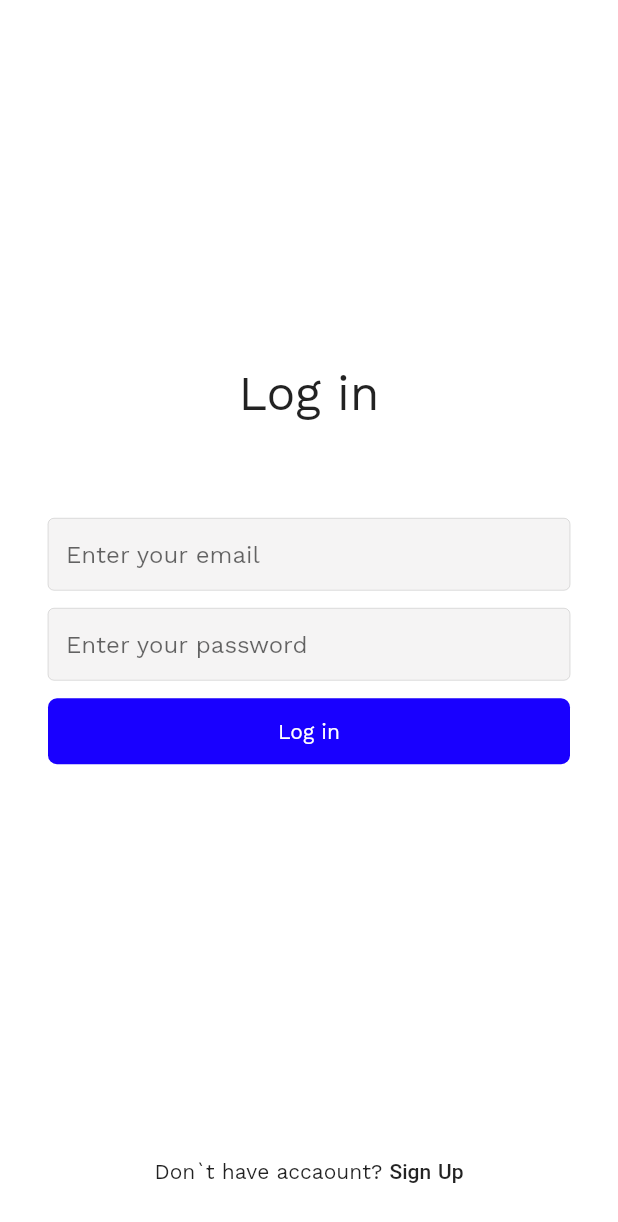
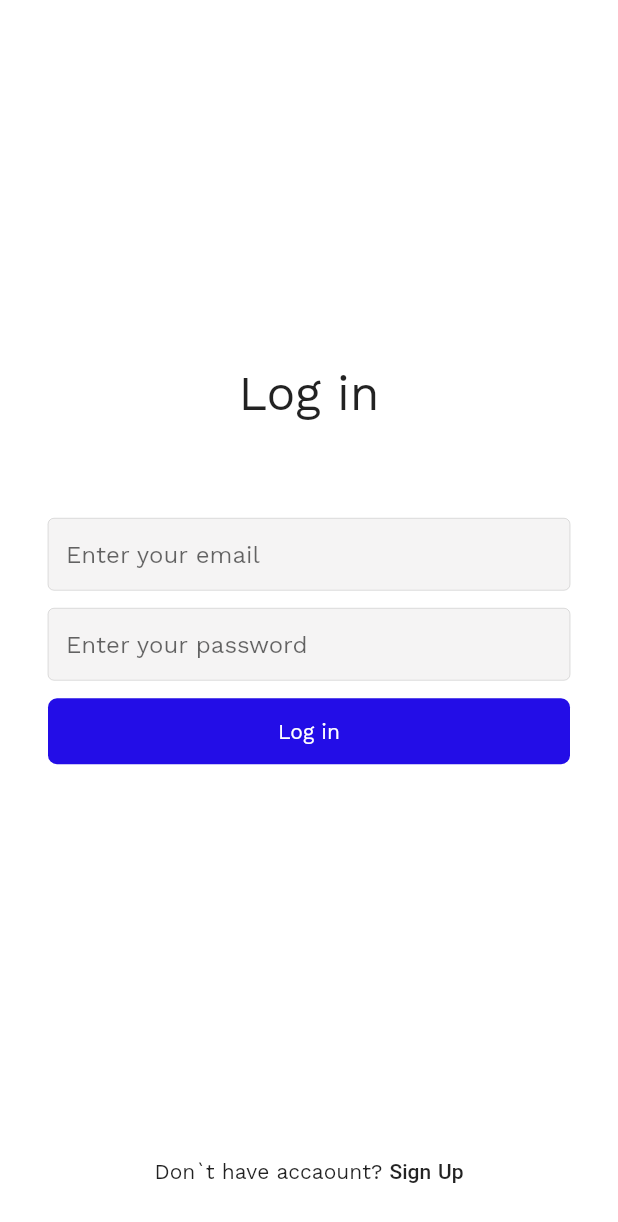
Before and after one commit to St1chaKooky/firebase_auth, a Flutter app: the screen it shows after launch, on a phone screen of 412 x 824 dp. Shown: the top 1222 px of the screen. Run offline on Flutter 3.47's test engine with Material 2 defaults, Android fonts, the phone set to English and light mode, and no system bars; our stand-ins replace cloud_firestore, firebase_auth, firebase_core, firebase_storage, google_fonts, image_picker; accounts and stored records are empty.

Commit message:
blue заменил

```diff
--- a/lib/utils/colors.dart
+++ b/lib/utils/colors.dart
@@ -2,7 +2,10 @@ import 'package:flutter/material.dart';
 
 const whiteColor = Color.fromRGBO(255, 255, 255, 1);
 const mobileSearchColor = Color.fromRGBO(124, 124, 124, 1);
-const blueColor = Color.fromRGBO(25, 0, 255, 1);
+// const blueColor = Color.fromRGBO(19, 99, 223, 1);
+const blueColor = Color.fromRGBO(35, 13, 231, 1);
+// const blueColor = Color.fromRGBO(255, 123, 41, 1);
+
 const secondaryColor = Colors.grey;
 const blackColor = Colors.black;
 const fieldColor = Color.fromARGB(255, 245, 244, 244);
```
